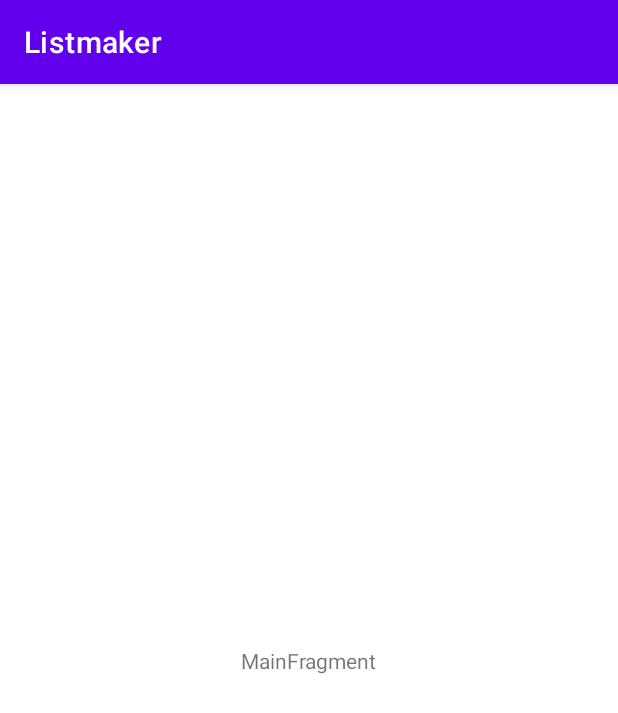
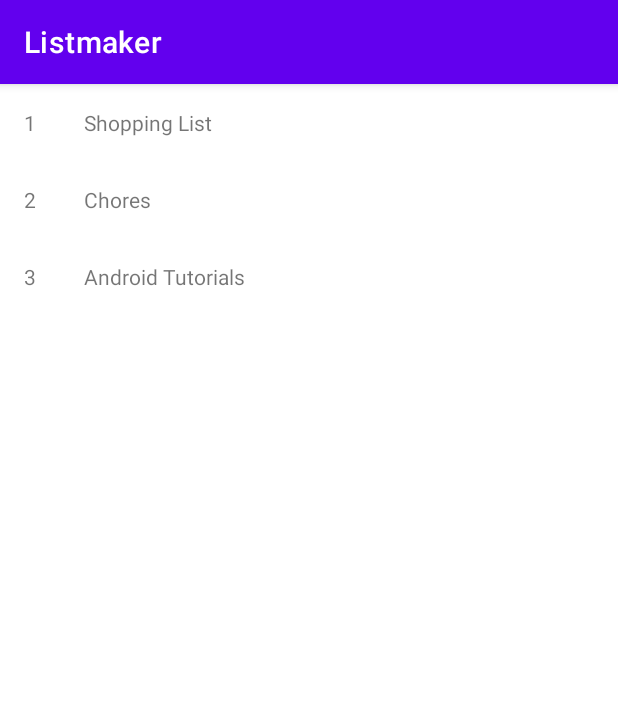
Before and after one commit to BrivaHamisi/Android-Apprentice, an Android app: the screen it shows after launch (MainActivity), on a phone screen of 412 x 824 dp. Shown: the top 713 px of the screen. Run offline under Robolectric (Android 15) with nearby library versions, the phone set to English and light mode, and no system bars.

Commit message:
RecyclerView

```diff
--- a/app/build.gradle
+++ b/app/build.gradle
@@ -30,6 +30,9 @@ android {
     kotlinOptions {
         jvmTarget = '1.8'
     }
+    buildFeatures {
+        viewBinding true
+    }
 }
 
 dependencies {
--- /dev/null
+++ b/app/src/main/java/com/autouserinc/listmaker/ui/main/ListSelectionRecyclerViewAdapter.kt
@@ -0,0 +1,24 @@
+package com.autouserinc.listmaker.ui.main
+
+import android.view.LayoutInflater
+import android.view.ViewGroup
+import androidx.recyclerview.widget.RecyclerView
+import com.autouserinc.listmaker.databinding.ListSelectionViewHolderBinding
+
+class ListSelectionRecyclerViewAdapter:RecyclerView.Adapter<ListSelectionViewHolder>() {
+    val listTitles = arrayOf("Shopping List", "Chores", "Android Tutorials")
+
+    override fun onCreateViewHolder(parent: ViewGroup, viewType: Int): ListSelectionViewHolder {
+        val binding = ListSelectionViewHolderBinding.inflate(LayoutInflater.from(parent.context), parent,false)
+        return  ListSelectionViewHolder(binding)
+    }
+
+    override fun getItemCount(): Int {
+        return listTitles.size
+    }
+
+    override fun onBindViewHolder(holder: ListSelectionViewHolder, position: Int) {
+        holder.binding.itemNumber.text = (position+1).toString()
+        holder.binding.itemString.text = listTitles[position]
+    }
+}
--- /dev/null
+++ b/app/src/main/java/com/autouserinc/listmaker/ui/main/ListSelectionViewHolder.kt
@@ -0,0 +1,7 @@
+package com.autouserinc.listmaker.ui.main
+
+import androidx.recyclerview.widget.RecyclerView
+import com.autouserinc.listmaker.databinding.ListSelectionViewHolderBinding
+
+class ListSelectionViewHolder(val binding: ListSelectionViewHolderBinding):RecyclerView.ViewHolder(binding.root) {
+}
--- a/app/src/main/java/com/autouserinc/listmaker/ui/main/MainFragment.kt
+++ b/app/src/main/java/com/autouserinc/listmaker/ui/main/MainFragment.kt
@@ -6,10 +6,14 @@ import androidx.fragment.app.Fragment
 import android.view.LayoutInflater
 import android.view.View
 import android.view.ViewGroup
+import androidx.recyclerview.widget.LinearLayoutManager
 import com.autouserinc.listmaker.R
+import com.autouserinc.listmaker.databinding.FragmentMainBinding
+import org.intellij.lang.annotations.JdkConstants.ListSelectionMode
+
 
 class MainFragment : Fragment() {
-
+    private lateinit var binding: FragmentMainBinding
     companion object {
         fun newInstance() = MainFragment()
     }
@@ -26,7 +30,11 @@ class MainFragment : Fragment() {
         inflater: LayoutInflater, container: ViewGroup?,
         savedInstanceState: Bundle?
     ): View {
-        return inflater.inflate(R.layout.fragment_main, container, false)
+        binding = FragmentMainBinding.inflate(inflater, container, false)
+
+        binding.listRecyclerview.layoutManager = LinearLayoutManager(requireContext())
+        binding.listRecyclerview.adapter = ListSelectionRecyclerViewAdapter()
+        return binding.root
     }
 
 }
--- a/app/src/main/res/layout/fragment_main.xml
+++ b/app/src/main/res/layout/fragment_main.xml
@@ -7,11 +7,10 @@
     android:layout_height="match_parent"
     tools:context=".ui.main.MainFragment">
 
-    <TextView
-        android:id="@+id/message"
-        android:layout_width="wrap_content"
-        android:layout_height="wrap_content"
-        android:text="MainFragment"
+    <androidx.recyclerview.widget.RecyclerView
+        android:id="@+id/list_recyclerview"
+        android:layout_width="match_parent"
+        android:layout_height="match_parent"
         app:layout_constraintBottom_toBottomOf="parent"
         app:layout_constraintEnd_toEndOf="parent"
         app:layout_constraintStart_toStartOf="parent"
--- /dev/null
+++ b/app/src/main/res/layout/list_selection_view_holder.xml
@@ -0,0 +1,20 @@
+<?xml version="1.0" encoding="utf-8"?>
+<LinearLayout xmlns:android="http://schemas.android.com/apk/res/android"
+    android:layout_width="match_parent"
+    android:layout_height="wrap_content"
+    android:orientation="horizontal">
+
+    <TextView
+        android:id="@+id/itemNumber"
+        android:layout_width="wrap_content"
+        android:layout_height="wrap_content"
+        android:layout_margin="16dp"
+        android:text="TextView" />
+
+    <TextView
+        android:id="@+id/itemString"
+        android:layout_width="match_parent"
+        android:layout_height="wrap_content"
+        android:layout_margin="16dp"
+        android:text="TextView" />
+</LinearLayout>
```
